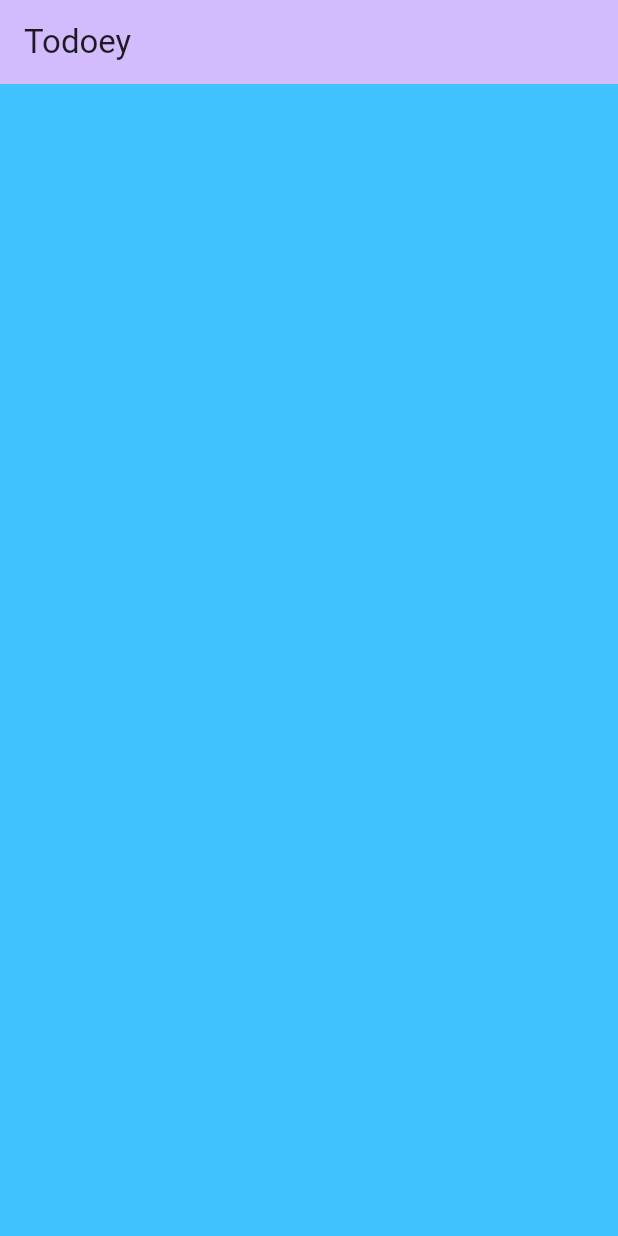
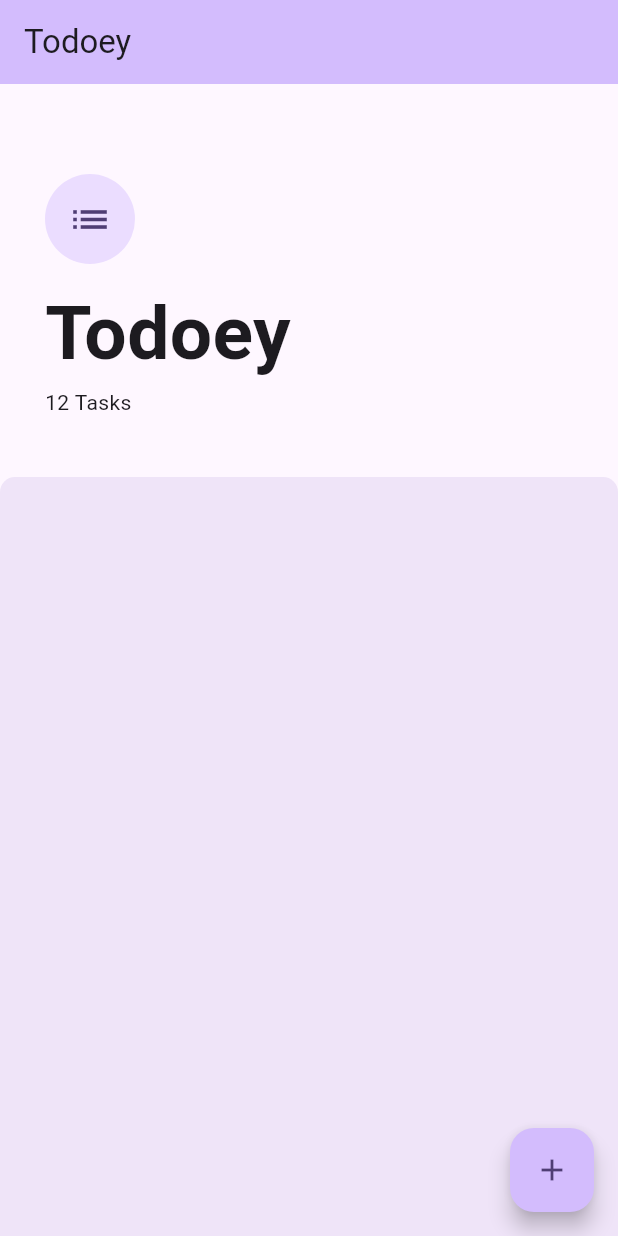
Before and after one commit to pranaypatel512/flutter_todoey, a Flutter app: the screen it shows after launch, on a phone screen of 412 x 824 dp. Run offline on Flutter 3.47's test engine with Material 2 defaults, Android fonts, the phone set to English and light mode, and no system bars.

Commit message:
Design primary layout for tasks screen

```diff
--- a/lib/screens/tasks_screen.dart
+++ b/lib/screens/tasks_screen.dart
@@ -9,7 +9,6 @@ class _TasksScreenState extends State<TasksScreen> {
   @override
   Widget build(BuildContext context) {
     return Scaffold(
-        backgroundColor: Colors.lightBlueAccent,
       appBar: AppBar(
         // TRY THIS: Try changing the color here to a specific color (to
         // Colors.amber, perhaps?) and trigger a hot reload to see the AppBar
@@ -17,8 +16,55 @@ class _TasksScreenState extends State<TasksScreen> {
         backgroundColor: Theme.of(context).colorScheme.inversePrimary,
         // Here we take the value from the MyHomePage object that was created by
         // the App.build method, and use it to set our appbar title.
-          title: Text('Todoey'),
+        title: const Text('Todoey'),
       ),
-        body: Center());
+      body: Column(crossAxisAlignment: CrossAxisAlignment.start, children: [
+        Container(
+          padding:
+              const EdgeInsets.only(top: 60.0, left: 30.0, right: 30.0, bottom: 30.0),
+          child: const Column(
+            crossAxisAlignment: CrossAxisAlignment.start,
+            children: [
+              CircleAvatar(
+                radius: 30.0,
+                child: Icon(
+                  Icons.list,
+                  size: 30.0,
+                ),
+              ),
+              SizedBox(
+                height: 10.0,
+              ),
+              Text(
+                'Todoey',
+                style: TextStyle(fontSize: 50.0, fontWeight: FontWeight.w700),
+              ),
+              Text(
+                '12 Tasks',
+                style: TextStyle(fontSize: 14.0),
+              ),
+              SizedBox(
+                height: 10.0,
+              ),
+            ],
+          ),
+        ),
+        Expanded(
+            child: Container(
+          decoration: BoxDecoration(
+              color: Colors.deepPurple.withOpacity(0.1),
+              borderRadius: const BorderRadius.only(
+                  topLeft: Radius.circular(10),
+                  topRight: Radius.circular(10.0))),
+        ))
+      ]),
+      floatingActionButton: FloatingActionButton(
+        backgroundColor: Theme.of(context).colorScheme.inversePrimary,
+        onPressed: () {},
+        child: const Icon(
+          Icons.add,
+        ),
+      ),
+    );
   }
 }
```
Lines whose indentation alone changed are shown as unchanged.
